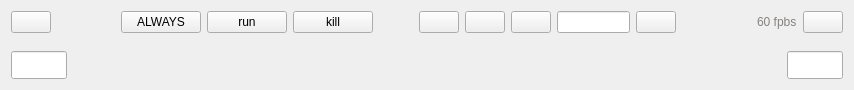
Before: the Qt Designer form ui/zenoedit/timeline/ztimeline.ui in zenustech/zeno, drawn with Qt 5.
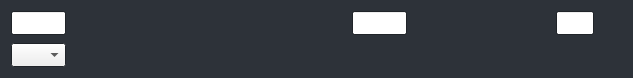
After: the same form once the commit is applied. Icons and pictures are not drawn. Custom widgets are drawn as their Qt base class.

Diff of the .ui file:
```diff
--- a/ui/zenoedit/timeline/ztimeline.ui
+++ b/ui/zenoedit/timeline/ztimeline.ui
@@ -6,8 +6,8 @@
    <rect>
     <x>0</x>
     <y>0</y>
-    <width>854</width>
-    <height>90</height>
+    <width>633</width>
+    <height>76</height>
    </rect>
   </property>
   <property name="sizePolicy">
@@ -16,308 +16,198 @@
     <verstretch>0</verstretch>
    </sizepolicy>
   </property>
+  <property name="palette">
+   <palette>
+    <active>
+     <colorrole role="Base">
+      <brush brushstyle="SolidPattern">
+       <color alpha="255">
+        <red>255</red>
+        <green>255</green>
+        <blue>255</blue>
+       </color>
+      </brush>
+     </colorrole>
+     <colorrole role="Window">
+      <brush brushstyle="SolidPattern">
+       <color alpha="255">
+        <red>45</red>
+        <green>50</green>
+        <blue>57</blue>
+       </color>
+      </brush>
+     </colorrole>
+    </active>
+    <inactive>
+     <colorrole role="Base">
+      <brush brushstyle="SolidPattern">
+       <color alpha="255">
+        <red>255</red>
+        <green>255</green>
+        <blue>255</blue>
+       </color>
+      </brush>
+     </colorrole>
+     <colorrole role="Window">
+      <brush brushstyle="SolidPattern">
+       <color alpha="255">
+        <red>45</red>
+        <green>50</green>
+        <blue>57</blue>
+       </color>
+      </brush>
+     </colorrole>
+    </inactive>
+    <disabled>
+     <colorrole role="Base">
+      <brush brushstyle="SolidPattern">
+       <color alpha="255">
+        <red>45</red>
+        <green>50</green>
+        <blue>57</blue>
+       </color>
+      </brush>
+     </colorrole>
+     <colorrole role="Window">
+      <brush brushstyle="SolidPattern">
+       <color alpha="255">
+        <red>45</red>
+        <green>50</green>
+        <blue>57</blue>
+       </color>
+      </brush>
+     </colorrole>
+    </disabled>
+   </palette>
+  </property>
   <property name="windowTitle">
    <string>Form</string>
   </property>
-  <layout class="QVBoxLayout" name="verticalLayout_2">
+  <property name="autoFillBackground">
+   <bool>true</bool>
+  </property>
+  <layout class="QHBoxLayout" name="horizontalLayout">
+   <property name="spacing">
+    <number>8</number>
+   </property>
    <item>
-    <layout class="QHBoxLayout" name="horizontalLayout">
+    <layout class="QVBoxLayout" name="verticalLayout">
+     <property name="spacing">
+      <number>8</number>
+     </property>
+     <property name="leftMargin">
+      <number>0</number>
+     </property>
      <item>
-      <widget class="QPushButton" name="btnKFrame">
-       <property name="text">
-        <string/>
+      <widget class="QLineEdit" name="editFrom">
+       <property name="sizePolicy">
+        <sizepolicy hsizetype="Fixed" vsizetype="Fixed">
+         <horstretch>0</horstretch>
+         <verstretch>0</verstretch>
+        </sizepolicy>
        </property>
-       <property name="icon">
-        <iconset theme=":/icons/timeline-curvemap.svg">
-         <normaloff>.</normaloff>.</iconset>
-       </property>
-       <property name="iconSize">
+       <property name="minimumSize">
         <size>
-         <width>18</width>
-         <height>18</height>
+         <width>55</width>
+         <height>24</height>
         </size>
        </property>
-      </widget>
-     </item>
-     <item>
-      <spacer name="horizontalSpacer">
-       <property name="orientation">
-        <enum>Qt::Horizontal</enum>
-       </property>
-       <property name="sizeType">
-        <enum>QSizePolicy::Maximum</enum>
-       </property>
-       <property name="sizeHint" stdset="0">
+       <property name="maximumSize">
         <size>
-         <width>64</width>
-         <height>0</height>
+         <width>55</width>
+         <height>24</height>
         </size>
        </property>
-      </spacer>
-     </item>
-     <item>
-      <widget class="QPushButton" name="btnAlways">
-       <property name="text">
-        <string>ALWAYS</string>
-       </property>
-       <property name="checkable">
-        <bool>true</bool>
-       </property>
       </widget>
      </item>
      <item>
-      <widget class="QPushButton" name="btnRun">
-       <property name="text">
-        <string>run</string>
-       </property>
-      </widget>
-     </item>
-     <item>
-      <widget class="QPushButton" name="btnKill">
-       <property name="text">
-        <string>kill</string>
-       </property>
-      </widget>
-     </item>
-     <item>
-      <spacer name="horizontalSpacer_2">
-       <property name="orientation">
-        <enum>Qt::Horizontal</enum>
-       </property>
-       <property name="sizeType">
-        <enum>QSizePolicy::Maximum</enum>
-       </property>
-       <property name="sizeHint" stdset="0">
-        <size>
-         <width>40</width>
-         <height>20</height>
-        </size>
-       </property>
-      </spacer>
-     </item>
-     <item>
-      <widget class="QPushButton" name="btnBackward">
-       <property name="text">
-        <string/>
-       </property>
-       <property name="icon">
-        <iconset theme=":/icons/timeline-lastframe.svg">
-         <normaloff>.</normaloff>.</iconset>
-       </property>
-       <property name="iconSize">
-        <size>
-         <width>18</width>
-         <height>18</height>
-        </size>
-       </property>
-      </widget>
-     </item>
-     <item>
-      <widget class="QPushButton" name="btnPlay">
-       <property name="text">
-        <string/>
-       </property>
-       <property name="icon">
-        <iconset>
-         <normaloff>:/icons/timeline-play.svg</normaloff>
-         <normalon>:/icons/timeline-pause.svg</normalon>:/icons/timeline-play.svg</iconset>
-       </property>
-       <property name="iconSize">
-        <size>
-         <width>18</width>
-         <height>18</height>
-        </size>
-       </property>
-       <property name="checkable">
-        <bool>true</bool>
-       </property>
-      </widget>
-     </item>
-     <item>
-      <widget class="QPushButton" name="btnForward">
-       <property name="text">
-        <string/>
-       </property>
-       <property name="icon">
-        <iconset theme=":/icons/timeline-nextframe.svg">
-         <normaloff>.</normaloff>.</iconset>
-       </property>
-       <property name="iconSize">
-        <size>
-         <width>18</width>
-         <height>18</height>
-        </size>
-       </property>
-      </widget>
-     </item>
-     <item>
-      <widget class="QLineEdit" name="editFrame">
+      <widget class="QComboBox" name="comboBox">
        <property name="sizePolicy">
-        <sizepolicy hsizetype="Fixed" vsizetype="Preferred">
+        <sizepolicy hsizetype="Fixed" vsizetype="Fixed">
          <horstretch>0</horstretch>
          <verstretch>0</verstretch>
         </sizepolicy>
        </property>
        <property name="minimumSize">
         <size>
-         <width>73</width>
-         <height>0</height>
+         <width>0</width>
+         <height>24</height>
         </size>
        </property>
        <property name="maximumSize">
         <size>
-         <width>73</width>
-         <height>16777215</height>
+         <width>55</width>
+         <height>24</height>
         </size>
        </property>
-      </widget>
-     </item>
-     <item>
-      <widget class="QPushButton" name="btnRecycle">
-       <property name="text">
-        <string/>
-       </property>
-       <property name="icon">
-        <iconset theme=":/icons/timeline-recycle.svg">
-         <normaloff>.</normaloff>.</iconset>
-       </property>
-       <property name="iconSize">
-        <size>
-         <width>18</width>
-         <height>18</height>
-        </size>
-       </property>
-      </widget>
-     </item>
-     <item>
-      <spacer name="horizontalSpacer_3">
-       <property name="orientation">
-        <enum>Qt::Horizontal</enum>
-       </property>
-       <property name="sizeHint" stdset="0">
-        <size>
-         <width>40</width>
-         <height>20</height>
-        </size>
-       </property>
-      </spacer>
-     </item>
-     <item>
-      <widget class="QLabel" name="lblFPS">
        <property name="styleSheet">
-        <string notr="true">QLabel
-{
-	font: 14px &quot;HarmonyOS Sans&quot;;
-	color: rgb(133, 130, 128);
-}</string>
+        <string notr="true"/>
        </property>
-       <property name="text">
-        <string>60 fpbs</string>
+      </widget>
+     </item>
+    </layout>
+   </item>
+   <item>
+    <layout class="QVBoxLayout" name="verticalLayout_2">
+     <property name="leftMargin">
+      <number>20</number>
+     </property>
+     <item>
+      <widget class="ZSlider" name="timeliner" native="true">
+       <property name="minimumSize">
+        <size>
+         <width>0</width>
+         <height>0</height>
+        </size>
        </property>
       </widget>
      </item>
      <item>
-      <widget class="QPushButton" name="btnRecord">
-       <property name="text">
-        <string/>
+      <spacer name="verticalSpacer">
+       <property name="orientation">
+        <enum>Qt::Vertical</enum>
        </property>
-       <property name="icon">
-        <iconset theme=":/icons/timeline-record.svg">
-         <normaloff>.</normaloff>.</iconset>
+       <property name="sizeType">
+        <enum>QSizePolicy::Fixed</enum>
        </property>
-       <property name="iconSize">
+       <property name="sizeHint" stdset="0">
         <size>
-         <width>18</width>
-         <height>18</height>
+         <width>20</width>
+         <height>20</height>
         </size>
        </property>
-      </widget>
+      </spacer>
      </item>
     </layout>
    </item>
    <item>
-    <layout class="QHBoxLayout" name="horizontalLayout_2">
+    <layout class="QVBoxLayout" name="verticalLayout_3">
+     <property name="leftMargin">
+      <number>0</number>
+     </property>
      <item>
-      <layout class="QVBoxLayout" name="verticalLayout_3">
-       <item>
-        <spacer name="verticalSpacer">
-         <property name="orientation">
-          <enum>Qt::Vertical</enum>
-         </property>
-         <property name="sizeType">
-          <enum>QSizePolicy::Maximum</enum>
-         </property>
-         <property name="sizeHint" stdset="0">
-          <size>
-           <width>20</width>
-           <height>20</height>
-          </size>
-         </property>
-        </spacer>
-       </item>
-       <item>
-        <widget class="QLineEdit" name="editFrom">
-         <property name="sizePolicy">
-          <sizepolicy hsizetype="Preferred" vsizetype="Fixed">
-           <horstretch>0</horstretch>
-           <verstretch>0</verstretch>
-          </sizepolicy>
-         </property>
-         <property name="minimumSize">
-          <size>
-           <width>56</width>
-           <height>28</height>
-          </size>
-         </property>
-         <property name="maximumSize">
-          <size>
-           <width>56</width>
-           <height>28</height>
-          </size>
-         </property>
-        </widget>
-       </item>
-      </layout>
-     </item>
-     <item>
-      <widget class="ZSlider" name="timeliner" native="true"/>
-     </item>
-     <item>
-      <layout class="QVBoxLayout" name="verticalLayout_4">
-       <item>
-        <spacer name="verticalSpacer_2">
-         <property name="orientation">
-          <enum>Qt::Vertical</enum>
-         </property>
-         <property name="sizeType">
-          <enum>QSizePolicy::Maximum</enum>
-         </property>
-         <property name="sizeHint" stdset="0">
-          <size>
-           <width>20</width>
-           <height>20</height>
-          </size>
-         </property>
-        </spacer>
-       </item>
+      <layout class="QHBoxLayout" name="horizontalLayout_5">
+       <property name="leftMargin">
+        <number>0</number>
+       </property>
        <item>
         <widget class="QLineEdit" name="editTo">
          <property name="sizePolicy">
-          <sizepolicy hsizetype="Preferred" vsizetype="Fixed">
+          <sizepolicy hsizetype="Fixed" vsizetype="Fixed">
            <horstretch>0</horstretch>
            <verstretch>0</verstretch>
           </sizepolicy>
          </property>
          <property name="minimumSize">
           <size>
-           <width>56</width>
-           <height>28</height>
+           <width>55</width>
+           <height>24</height>
           </size>
          </property>
          <property name="maximumSize">
           <size>
-           <width>56</width>
-           <height>28</height>
+           <width>55</width>
+           <height>24</height>
           </size>
          </property>
          <property name="baseSize">
@@ -328,6 +218,116 @@
          </property>
         </widget>
        </item>
+       <item>
+        <widget class="ZIconLabel" name="btnBackToStart"/>
+       </item>
+       <item>
+        <widget class="ZIconLabel" name="btnBackward"/>
+       </item>
+       <item>
+        <widget class="ZIconLabel" name="btnPlay"/>
+       </item>
+       <item>
+        <widget class="ZIconLabel" name="btnForward"/>
+       </item>
+       <item>
+        <widget class="ZIconLabel" name="btnForwardToEnd"/>
+       </item>
+       <item>
+        <widget class="QLineEdit" name="editFrame">
+         <property name="sizePolicy">
+          <sizepolicy hsizetype="Fixed" vsizetype="Fixed">
+           <horstretch>0</horstretch>
+           <verstretch>0</verstretch>
+          </sizepolicy>
+         </property>
+         <property name="minimumSize">
+          <size>
+           <width>38</width>
+           <height>24</height>
+          </size>
+         </property>
+         <property name="maximumSize">
+          <size>
+           <width>38</width>
+           <height>24</height>
+          </size>
+         </property>
+        </widget>
+       </item>
+       <item>
+        <widget class="ZIconLabel" name="btnRecycle"/>
+       </item>
+      </layout>
+     </item>
+     <item>
+      <layout class="QHBoxLayout" name="horizontalLayout_6">
+       <item>
+        <widget class="ZToolButton" name="btnAlways" native="true">
+         <property name="minimumSize">
+          <size>
+           <width>0</width>
+           <height>0</height>
+          </size>
+         </property>
+        </widget>
+       </item>
+       <item>
+        <widget class="ZToolButton" name="btnRun" native="true">
+         <property name="minimumSize">
+          <size>
+           <width>0</width>
+           <height>0</height>
+          </size>
+         </property>
+        </widget>
+       </item>
+       <item>
+        <widget class="ZToolButton" name="btnKill" native="true">
+         <property name="minimumSize">
+          <size>
+           <width>0</width>
+           <height>0</height>
+          </size>
+         </property>
+        </widget>
+       </item>
+       <item>
+        <spacer name="horizontalSpacer_5">
+         <property name="orientation">
+          <enum>Qt::Horizontal</enum>
+         </property>
+         <property name="sizeType">
+          <enum>QSizePolicy::Fixed</enum>
+         </property>
+         <property name="sizeHint" stdset="0">
+          <size>
+           <width>96</width>
+           <height>20</height>
+          </size>
+         </property>
+        </spacer>
+       </item>
+       <item>
+        <widget class="ZToolButton" name="btnSound" native="true">
+         <property name="minimumSize">
+          <size>
+           <width>0</width>
+           <height>0</height>
+          </size>
+         </property>
+        </widget>
+       </item>
+       <item>
+        <widget class="ZToolButton" name="btnSettings" native="true">
+         <property name="minimumSize">
+          <size>
+           <width>0</width>
+           <height>0</height>
+          </size>
+         </property>
+        </widget>
+       </item>
       </layout>
      </item>
     </layout>
@@ -341,6 +341,18 @@
    <header>timeline/zslider.h</header>
    <container>1</container>
   </customwidget>
+  <customwidget>
+   <class>ZIconLabel</class>
+   <extends>QLabel</extends>
+   <header>zenoui/comctrl/zlabel.h</header>
+   <container>1</container>
+  </customwidget>
+  <customwidget>
+   <class>ZToolButton</class>
+   <extends>QWidget</extends>
+   <header>zenoui/comctrl/ztoolbutton.h</header>
+   <container>1</container>
+  </customwidget>
  </customwidgets>
  <resources/>
  <connections/>
```
